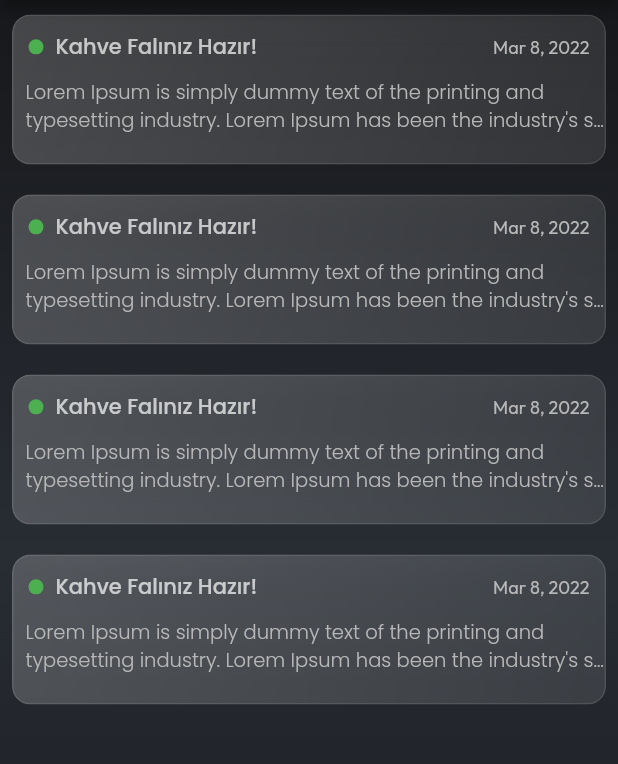
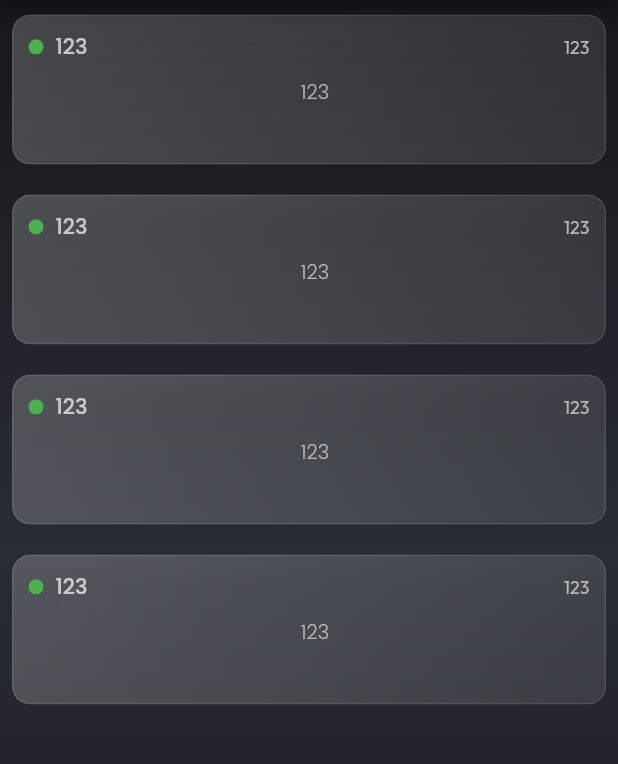
Before and after one commit to baytTech/FallorA-Application, a Flutter app: the InboxPageWidget screen opened by its route, on a phone screen of 412 x 824 dp, the part 124-888 px from its top. Run offline on Flutter 3.47's test engine with Material 2 defaults, Android fonts, the light colour scheme and no system bars; drawn by our look-alikes of badges, glass_kit; our stand-ins replace auto_size_text, awesome_dialog, dio, equatable, file_picker, firebase_core and 27 more; missing offline and left inert: dart:ffi, json_path, mime_type, neon_widgets; accounts and stored records are empty; generated files the repository leaves out were written again.

Commit message:
Changes on inbox page, Yahya Tayyip Demir

```diff
--- a/lib/pages/inbox_page/inbox_page_widget.dart
+++ b/lib/pages/inbox_page/inbox_page_widget.dart
@@ -59,10 +59,10 @@ class _InboxPageWidgetState extends State<InboxPageWidget> {
                   shrinkWrap: true,
                   scrollDirection: Axis.vertical,
                   children: [
-                    NotificationListTile(),
-                    NotificationListTile(),
-                    NotificationListTile(),
-                    NotificationListTile()
+                    NotificationListTile(date: "123", title: "123", description: "123",),
+                    NotificationListTile(date: "123", title: "123", description: "123",),
+                    NotificationListTile(date: "123", title: "123", description: "123",),
+                    NotificationListTile(date: "123", title: "123", description: "123",),
                   ],
                 ),
               ),
--- a/lib/widgets/appbar/FalloraAppBar.dart
+++ b/lib/widgets/appbar/FalloraAppBar.dart
@@ -156,7 +156,7 @@ class _FalloraAppBarState extends State<FalloraAppBar> {
                       )
                     : IconButton(
                         onPressed: () {
-                          context.safePop();
+                          GoRouter.of(context).go('/inboxPage');
                         },
                         icon: Icon(
                           Icons.arrow_back,
--- a/lib/widgets/notification/notification_list_tile.dart
+++ b/lib/widgets/notification/notification_list_tile.dart
@@ -5,7 +5,12 @@ import 'package:google_fonts/google_fonts.dart';
 
 class NotificationListTile extends StatelessWidget {
 
-  const NotificationListTile({super.key});
+final String title;
+final String date;
+final String description;
+
+
+  const NotificationListTile({super.key, required this.title, required this. description, required this.date});
 
   @override
   Widget build(BuildContext context) {
@@ -41,6 +46,7 @@ class NotificationListTile extends StatelessWidget {
                   ),
                   SizedBox(width: 8),
                   Text(
+                    title ??
                     "Kahve Falınız Hazır!",
                     style: GoogleFonts.poppins(
                       color: Colors.white70,
@@ -49,6 +55,7 @@ class NotificationListTile extends StatelessWidget {
                   ),
                   Spacer(),
                   Text(
+                    date ??
                     'Mar 8, 2022',
                     style: GoogleFonts.outfit(
                       color: Color(0xFFB8B8B8),
@@ -61,6 +68,7 @@ class NotificationListTile extends StatelessWidget {
             Padding(
               padding: EdgeInsetsDirectional.only(bottom: 10,start: 8),
               child: Text(
+                description ??
                 "Lorem Ipsum is simply dummy text of the printing and typesetting industry. Lorem Ipsum has been the industry's standard dummy text ever since the 1500s, when an unknown printer took a galley of type and scrambled it to make a type specimen book. It has survived not only five centuries, but also the leap into",
                 maxLines: 2,
                 softWrap: true,
```
